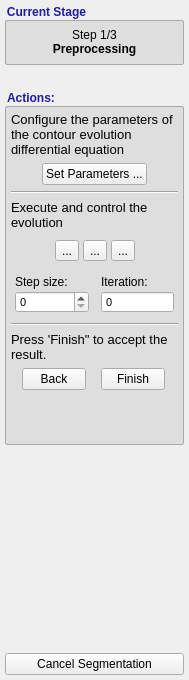
Old version of the form GUI/Qt/Components/SnakeWizardPanel.ui in the repository pyushkevich/itksnap.
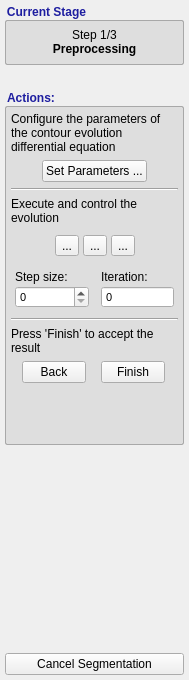
New version of the form. The open tabs and pages were chosen to show the change. Icons and pictures are not drawn. Custom widgets are drawn as their Qt base class.

What changed in the file:
```diff
--- a/GUI/Qt/Components/SnakeWizardPanel.ui
+++ b/GUI/Qt/Components/SnakeWizardPanel.ui
@@ -1669,11 +1669,7 @@
                 </size>
                </property>
                <property name="text">
-                <string>&lt;!DOCTYPE HTML PUBLIC &quot;-//W3C//DTD HTML 4.0//EN&quot; &quot;http://www.w3.org/TR/REC-html40/strict.dtd&quot;&gt;
-&lt;html&gt;&lt;head&gt;&lt;meta name=&quot;qrichtext&quot; content=&quot;1&quot; /&gt;&lt;style type=&quot;text/css&quot;&gt;
-p, li { white-space: pre-wrap; }
-&lt;/style&gt;&lt;/head&gt;&lt;body style=&quot; font-family:'.Lucida Grande UI'; font-size:12px; font-weight:400; font-style:normal;&quot;&gt;
-&lt;p style=&quot; margin-top:0px; margin-bottom:0px; margin-left:0px; margin-right:0px; -qt-block-indent:0; text-indent:0px;&quot;&gt;&lt;span style=&quot; font-family:'Lucida Grande'; font-size:13px;&quot;&gt;Configure the parameters of the contour evolution differential equation&lt;/span&gt;&lt;/p&gt;&lt;/body&gt;&lt;/html&gt;</string>
+                <string>Configure the parameters of the contour evolution differential equation</string>
                </property>
                <property name="wordWrap">
                 <bool>true</bool>
@@ -1745,11 +1741,7 @@
              <item>
               <widget class="QLabel" name="label_14">
                <property name="text">
-                <string>&lt;!DOCTYPE HTML PUBLIC &quot;-//W3C//DTD HTML 4.0//EN&quot; &quot;http://www.w3.org/TR/REC-html40/strict.dtd&quot;&gt;
-&lt;html&gt;&lt;head&gt;&lt;meta name=&quot;qrichtext&quot; content=&quot;1&quot; /&gt;&lt;style type=&quot;text/css&quot;&gt;
-p, li { white-space: pre-wrap; }
-&lt;/style&gt;&lt;/head&gt;&lt;body style=&quot; font-family:'.Lucida Grande UI'; font-size:12px; font-weight:400; font-style:normal;&quot;&gt;
-&lt;p style=&quot; margin-top:0px; margin-bottom:0px; margin-left:0px; margin-right:0px; -qt-block-indent:0; text-indent:0px;&quot;&gt;&lt;span style=&quot; font-family:'Lucida Grande'; font-size:13px;&quot;&gt;Execute and control the evolution&lt;/span&gt;&lt;/p&gt;&lt;/body&gt;&lt;/html&gt;</string>
+                <string>Execute and control the evolution</string>
                </property>
                <property name="wordWrap">
                 <bool>true</bool>
@@ -1942,11 +1934,7 @@
           <item>
            <widget class="QLabel" name="label_17">
             <property name="text">
-             <string>&lt;!DOCTYPE HTML PUBLIC &quot;-//W3C//DTD HTML 4.0//EN&quot; &quot;http://www.w3.org/TR/REC-html40/strict.dtd&quot;&gt;
-&lt;html&gt;&lt;head&gt;&lt;meta name=&quot;qrichtext&quot; content=&quot;1&quot; /&gt;&lt;style type=&quot;text/css&quot;&gt;
-p, li { white-space: pre-wrap; }
-&lt;/style&gt;&lt;/head&gt;&lt;body style=&quot; font-family:'.Lucida Grande UI'; font-size:12px; font-weight:400; font-style:normal;&quot;&gt;
-&lt;p style=&quot; margin-top:0px; margin-bottom:0px; margin-left:0px; margin-right:0px; -qt-block-indent:0; text-indent:0px;&quot;&gt;&lt;span style=&quot; font-family:'Lucida Grande'; font-size:13px;&quot;&gt;Press 'Finish&amp;quot; to accept the result.&lt;/span&gt;&lt;/p&gt;&lt;/body&gt;&lt;/html&gt;</string>
+             <string>Press 'Finish' to accept the result</string>
             </property>
             <property name="wordWrap">
              <bool>true</bool>
```
Left out of the diff: 21 changed lines with no effect on the pictures.
